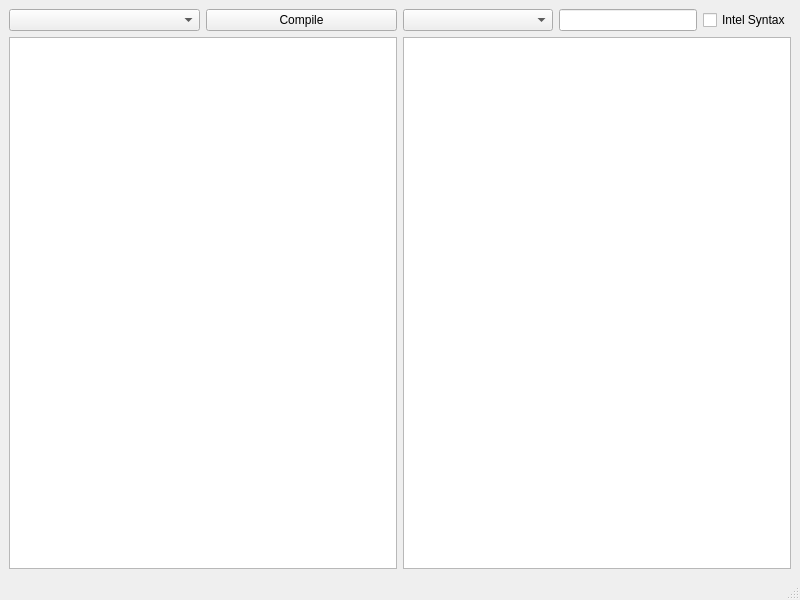
Old version of the form mainwindow.ui in the repository Waqar144/QCompilerExplorer.
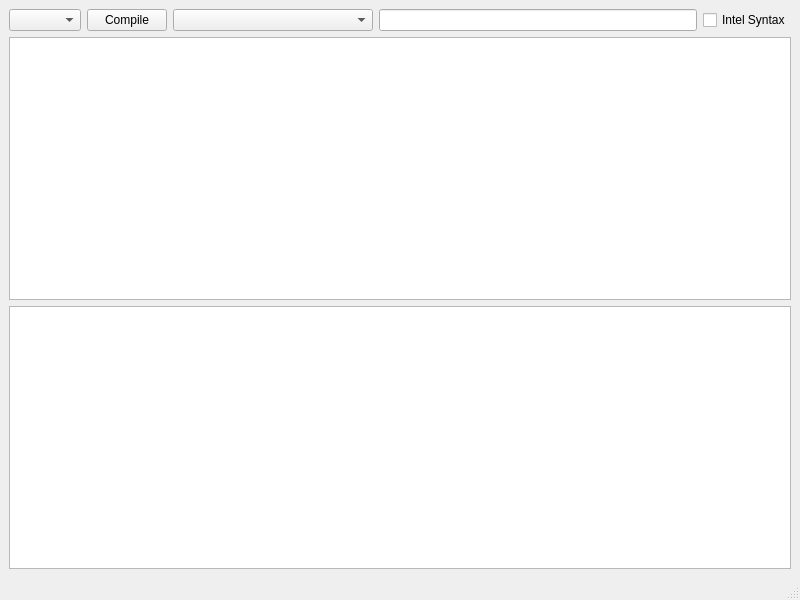
New version of the form. Custom widgets are drawn as their Qt base class.

Commit message: Resizable code and asm windows

Diff of the .ui file:
```diff
--- a/mainwindow.ui
+++ b/mainwindow.ui
@@ -33,9 +33,6 @@
           </item>
          </layout>
         </item>
-        <item>
-         <widget class="QCodeEditor" name="codeTextEdit"/>
-        </item>
        </layout>
       </item>
       <item>
@@ -46,7 +43,7 @@
            <widget class="QComboBox" name="compilerComboBox">
             <property name="minimumSize">
              <size>
-              <width>150</width>
+              <width>200</width>
               <height>0</height>
              </size>
             </property>
@@ -64,13 +61,16 @@
           </item>
          </layout>
         </item>
-        <item>
-         <widget class="QPlainTextEdit" name="asmTextEdit"/>
-        </item>
        </layout>
       </item>
      </layout>
     </item>
+    <item>
+     <widget class="QPlainTextEdit" name="asmTextEdit"/>
+    </item>
+    <item>
+     <widget class="QCodeEditor" name="codeTextEdit"/>
+    </item>
    </layout>
   </widget>
   <widget class="QMenuBar" name="menubar">
```
Left out of the diff: 2 changed lines with no effect on the pictures.
